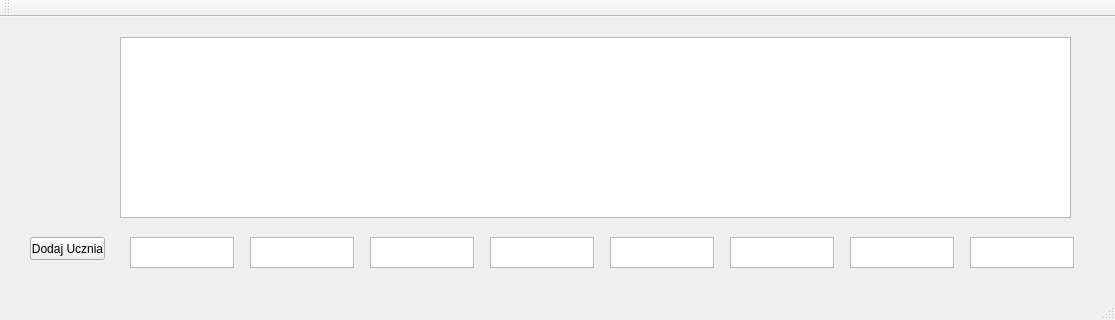
Qt form mainwindow.ui (DominikZurke/SchoolManagerQt) before a commit.
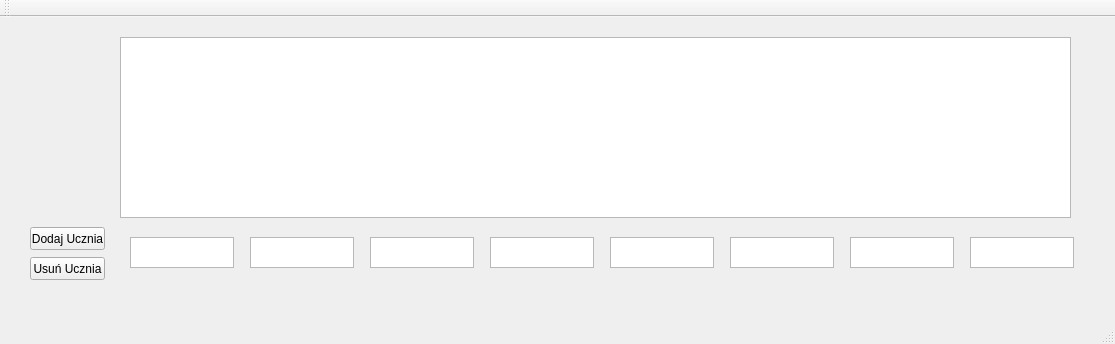
The same form after that commit.

```diff
--- a/mainwindow.ui
+++ b/mainwindow.ui
@@ -7,7 +7,7 @@
     <x>0</x>
     <y>0</y>
     <width>1115</width>
-    <height>320</height>
+    <height>344</height>
    </rect>
   </property>
   <property name="windowTitle">
@@ -18,7 +18,7 @@
     <property name="geometry">
      <rect>
       <x>30</x>
-      <y>220</y>
+      <y>210</y>
       <width>75</width>
       <height>23</height>
      </rect>
@@ -117,6 +117,19 @@
      </rect>
     </property>
    </widget>
+   <widget class="QPushButton" name="pushButton_2">
+    <property name="geometry">
+     <rect>
+      <x>30</x>
+      <y>240</y>
+      <width>75</width>
+      <height>23</height>
+     </rect>
+    </property>
+    <property name="text">
+     <string>Usuń Ucznia</string>
+    </property>
+   </widget>
   </widget>
   <widget class="QMenuBar" name="menuBar">
    <property name="geometry">
```
